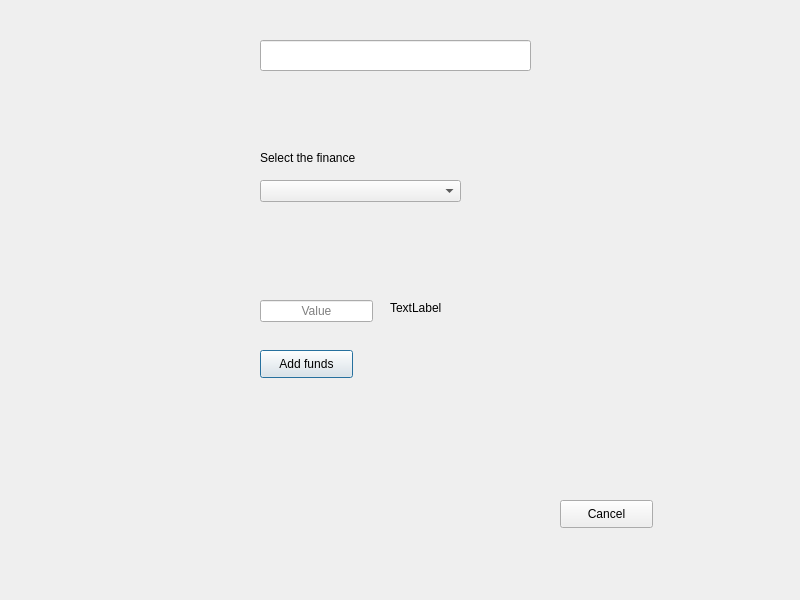
This is 3_Solution/CleverClient/addfundstosavingdialog.ui in georgecpp/CleverPocket as Qt 5 draws it before an edit. The edited form follows.
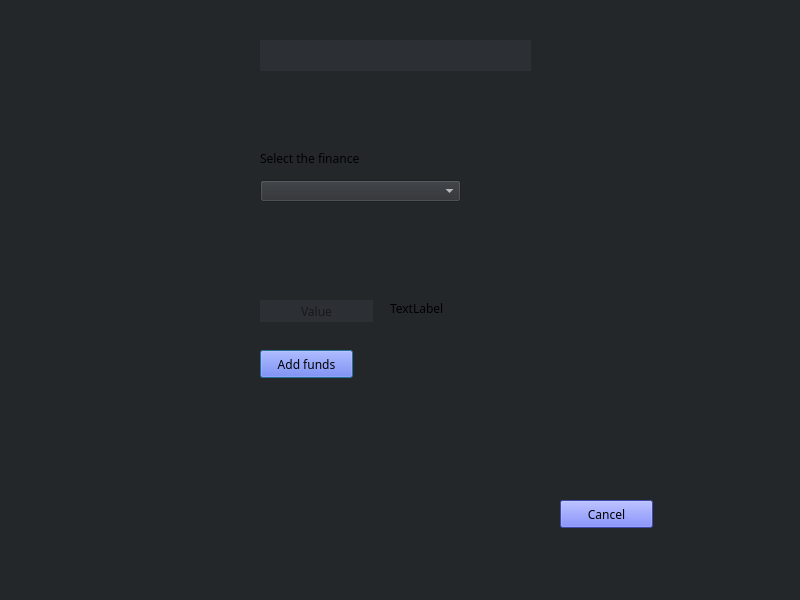
This is the edited form.

The edit to the form file:
```diff
--- a/3_Solution/CleverClient/addfundstosavingdialog.ui
+++ b/3_Solution/CleverClient/addfundstosavingdialog.ui
@@ -13,6 +13,11 @@
   <property name="windowTitle">
    <string>AddFundsToSavingDialog</string>
   </property>
+  <property name="styleSheet">
+   <string notr="true">background-color:rgb(35, 39, 42);
+
+</string>
+  </property>
   <widget class="QComboBox" name="financePicker">
    <property name="geometry">
     <rect>
@@ -22,6 +27,40 @@
      <height>22</height>
     </rect>
    </property>
+   <property name="font">
+    <font>
+     <family>Whitney</family>
+     <pointsize>9</pointsize>
+    </font>
+   </property>
+   <property name="styleSheet">
+    <string notr="true">QComboBox
+{
+color:white;
+background-color: rgb(44, 47, 51);
+}
+
+QComboBox QAbstractItemView {
+   color:white;
+    selection-background-color:rgb(88, 101, 242);
+	backgroud-color:rgb(44, 47, 51);
+	
+}
+
+QComboBox QScrollBar
+{
+background: #5865F2
+}
+
+QComboBox QAbstractItemView QScrollBar
+{
+background: #5865F2
+}
+
+
+
+</string>
+   </property>
   </widget>
   <widget class="QLabel" name="label">
    <property name="geometry">
@@ -32,6 +71,19 @@
      <height>16</height>
     </rect>
    </property>
+   <property name="font">
+    <font>
+     <family>Whitney</family>
+     <pointsize>9</pointsize>
+    </font>
+   </property>
+   <property name="styleSheet">
+    <string notr="true">QLabel[text]{
+color: white;}
+QLabel{
+background-color:rgb(35, 39, 42);
+border:none;}</string>
+   </property>
    <property name="text">
     <string>Select the finance</string>
    </property>
@@ -45,6 +97,28 @@
      <height>28</height>
     </rect>
    </property>
+   <property name="font">
+    <font>
+     <family>Whitney</family>
+     <pointsize>9</pointsize>
+    </font>
+   </property>
+   <property name="styleSheet">
+    <string notr="true">
+QPushButton {
+     background-color: rgb(88, 101, 242);
+ }
+ QPushButton#pushButton:pressed {
+   	background-color: rgb(88, 157, 242); 
+ }
+ QPushButton#pushButton:hover {
+     
+	background-color: rgb(88, 157, 242);
+ }
+ QPushButton[text] {
+    color:white;
+ }</string>
+   </property>
    <property name="text">
     <string>Add funds</string>
    </property>
@@ -58,6 +132,19 @@
      <height>22</height>
     </rect>
    </property>
+   <property name="font">
+    <font>
+     <family>Whitney</family>
+     <pointsize>9</pointsize>
+    </font>
+   </property>
+   <property name="styleSheet">
+    <string notr="true">QLineEdit[text]{
+color: white;}
+QLineEdit{
+background-color: rgb(44, 47, 51);
+border:none;}</string>
+   </property>
    <property name="alignment">
     <set>Qt::AlignCenter</set>
    </property>
@@ -74,6 +161,19 @@
      <height>16</height>
     </rect>
    </property>
+   <property name="font">
+    <font>
+     <family>Whitney</family>
+     <pointsize>9</pointsize>
+    </font>
+   </property>
+   <property name="styleSheet">
+    <string notr="true">QLabel[text]{
+color: white;}
+QLabel{
+background-color:rgb(35, 39, 42);
+border:none;}</string>
+   </property>
    <property name="text">
     <string>TextLabel</string>
    </property>
@@ -87,6 +187,28 @@
      <height>28</height>
     </rect>
    </property>
+   <property name="font">
+    <font>
+     <family>Whitney</family>
+     <pointsize>9</pointsize>
+    </font>
+   </property>
+   <property name="styleSheet">
+    <string notr="true">
+QPushButton {
+     background-color: rgb(88, 101, 242);
+ }
+ QPushButton#pushButton:pressed {
+   	background-color: rgb(88, 157, 242); 
+ }
+ QPushButton#pushButton:hover {
+     
+	background-color: rgb(88, 157, 242);
+ }
+ QPushButton[text] {
+    color:white;
+ }</string>
+   </property>
    <property name="text">
     <string>Cancel</string>
    </property>
@@ -100,6 +222,19 @@
      <height>31</height>
     </rect>
    </property>
+   <property name="font">
+    <font>
+     <family>Whitney</family>
+     <pointsize>10</pointsize>
+    </font>
+   </property>
+   <property name="styleSheet">
+    <string notr="true">QLineEdit[text]{
+color: white;}
+QLineEdit{
+background-color: rgb(44, 47, 51);
+border:none;}</string>
+   </property>
    <property name="alignment">
     <set>Qt::AlignCenter</set>
    </property>
```
